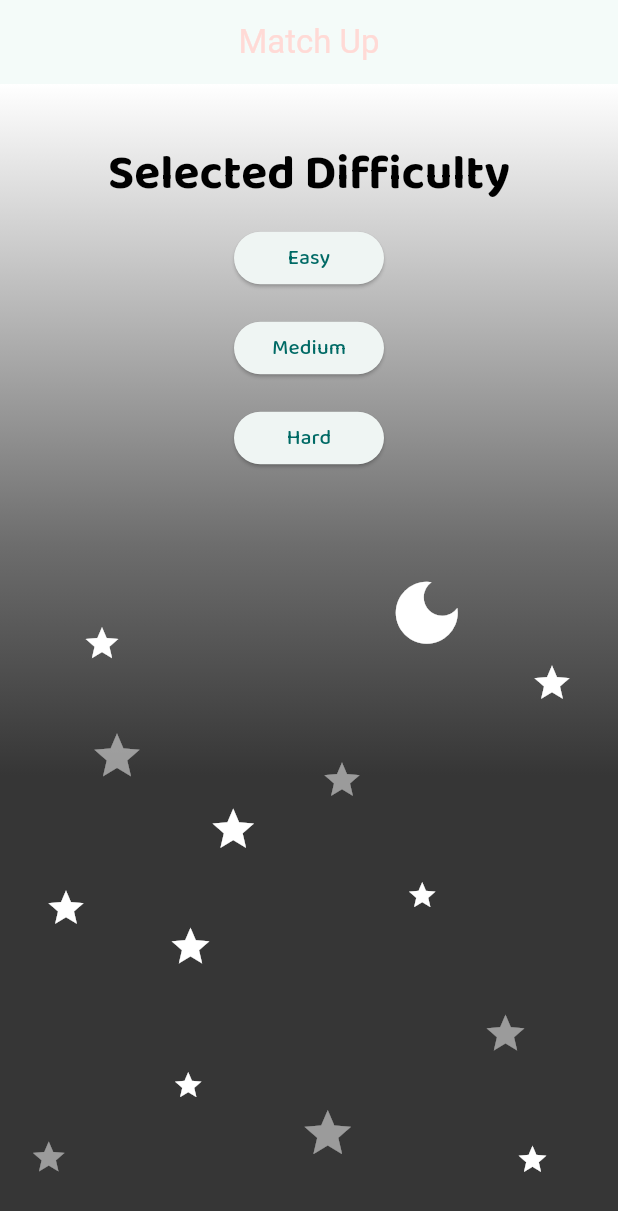
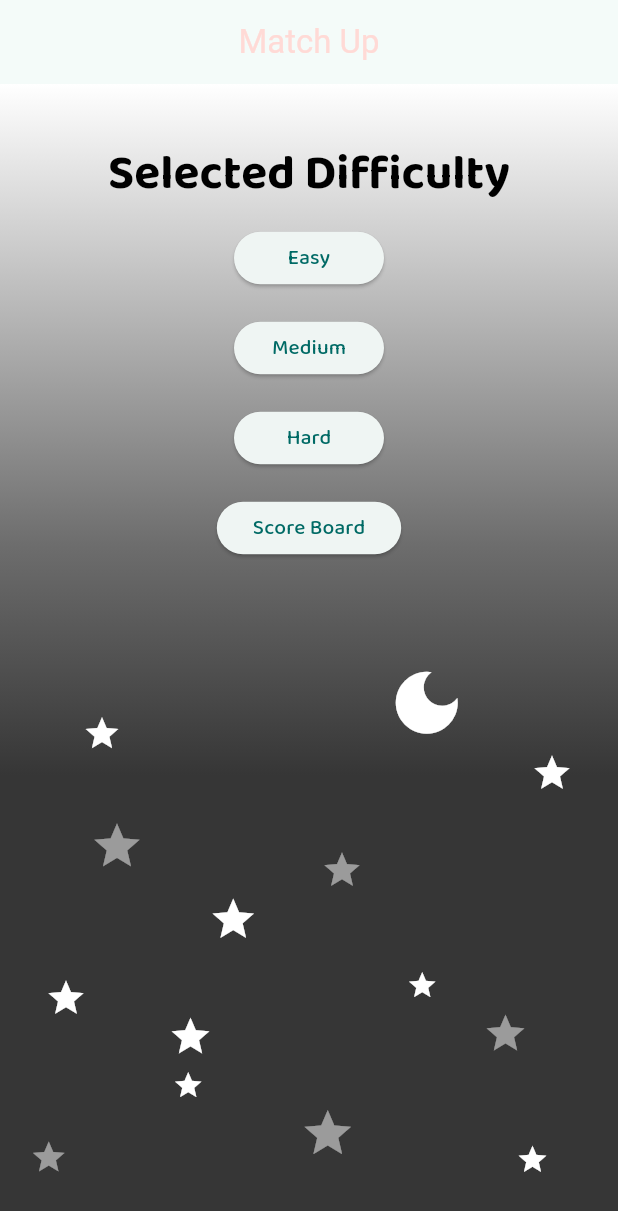
Before and after one commit to Mokshith-S/match_box, a Flutter app: the screen it shows after launch, on a phone screen of 412 x 824 dp. Shown: the top 1211 px of the screen. Run offline on Flutter 3.47's test engine with Material 3 defaults, Android fonts, the light colour scheme and no system bars; our stand-ins replace flutter_riverpod, google_fonts, shared_preferences; Roboto replaces fonts that are missing (Kenia).

Commit message:
minor changes

```diff
--- a/lib/main.dart
+++ b/lib/main.dart
@@ -4,6 +4,7 @@ import 'package:google_fonts/google_fonts.dart';
 import 'package:match_box/logic/matrix.dart';
 import 'package:match_box/provider/icon_status.dart';
 import 'package:match_box/screen/game_screen.dart';
+import 'package:match_box/screen/score_board.dart';
 import 'package:match_box/widget/home_page_animation.dart';
 
 void main() {
@@ -120,6 +121,22 @@ class MatchBoxEntryPage extends ConsumerWidget {
               },
               child: const Text('Hard'),
             ),
+            const SizedBox(
+              height: 12,
+            ),
+            ElevatedButton(
+              style: ElevatedButton.styleFrom(
+                minimumSize: const Size(100, 35),
+              ),
+              onPressed: () {
+                Navigator.of(context).push(
+                  MaterialPageRoute(
+                    builder: (ctx) => ScoreBoard(),
+                  ),
+                );
+              },
+              child: const Text('Score Board'),
+            ),
             const HomeAnimation(),
           ],
         ),
--- a/pubspec.yaml
+++ b/pubspec.yaml
@@ -37,6 +37,7 @@ dependencies:
   cupertino_icons: ^1.0.2
   google_fonts: ^6.1.0
   flutter_riverpod: ^2.4.9
+  shared_preferences: ^2.2.2
 
 dev_dependencies:
   flutter_test:
```
Also changed, not shown: pubspec.lock, 1 other file.
